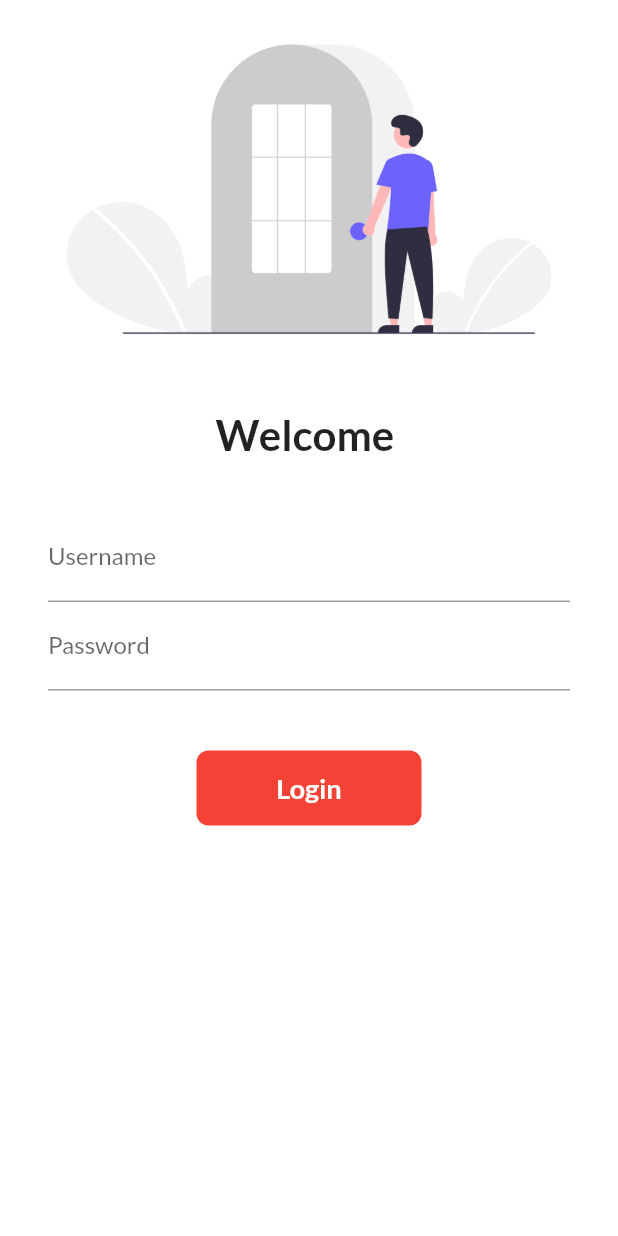
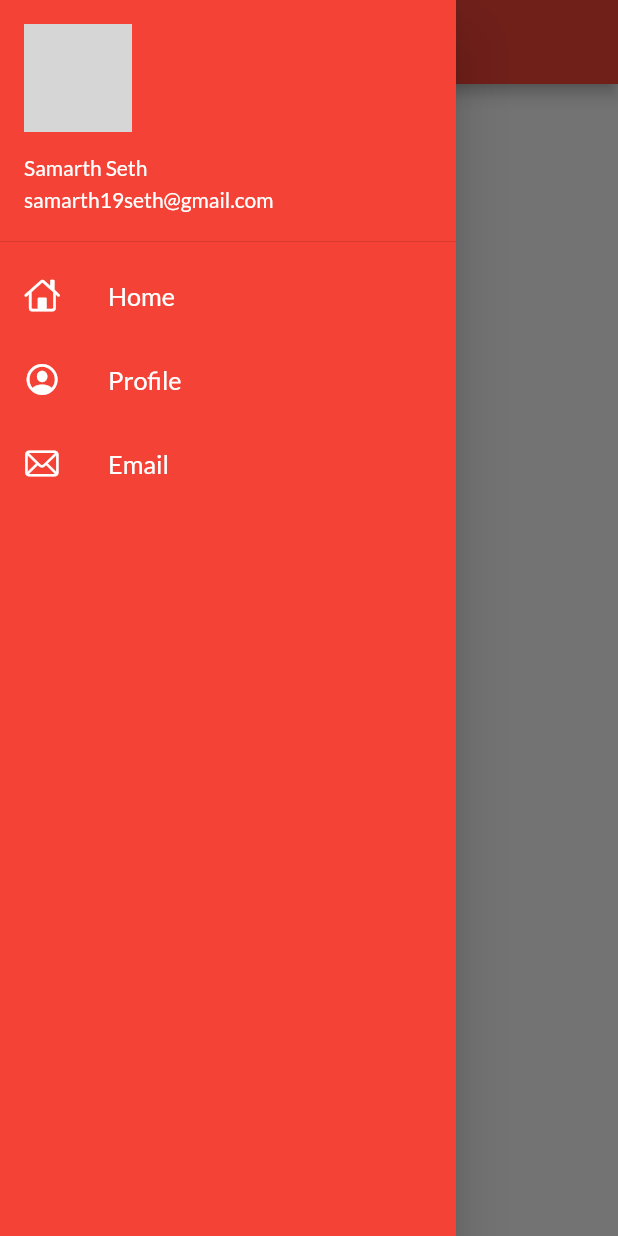
Before and after one commit to SamarthSeth/30daysofFlutter, a Flutter app: the screen it shows after launch, with the side drawer open (before the commit the screen has no drawer), on a phone screen of 412 x 824 dp. Run offline on Flutter 3.47's test engine with Material 2 defaults, Android fonts, the phone set to English and light mode, and no system bars; our stand-ins replace google_fonts; network calls fail; grey boxes are pictures that could not be loaded.

Commit message:
Day 9 Completed

```diff
--- a/lib/Pages/homepage.dart
+++ b/lib/Pages/homepage.dart
@@ -1,4 +1,5 @@
 import 'package:flutter/material.dart';
+import 'package:myapp/widgets/drawer.dart';
 
 class HomePage extends StatelessWidget {
 // const HomePage({Key? key}) : super(key: key);
@@ -9,14 +10,14 @@ class HomePage extends StatelessWidget {
   Widget build(BuildContext context) {
     return Scaffold(
       appBar: AppBar(
-        title: Text("MyApp"),
+        title: const Text("MyApp"),
       ),
       body: Center(
         child: Container(
           child: Text("Hey, $name"),
         ),
       ),
-      drawer: Drawer(),
+      drawer:  AppDrawer(),
     );
   }
 }
--- a/lib/Pages/loginpage.dart
+++ b/lib/Pages/loginpage.dart
@@ -84,7 +84,7 @@ class _LoginPageState extends State<LoginPage> {
                         validator: (value) {
                           if (value!.isEmpty) {
                             return "Password cannot be empty ";
-                          } else if (value!.length < 8) {
+                          } else if (value.length < 8) {
                             return "Password must be atleast 8 characters long";
                           }
 
--- a/lib/main.dart
+++ b/lib/main.dart
@@ -19,7 +19,8 @@ class MyApp extends StatelessWidget {
         primarySwatch: Colors.red,
         fontFamily: GoogleFonts.lato().fontFamily,
       ),
-      darkTheme: ThemeData(brightness: Brightness.dark),
+      debugShowCheckedModeBanner: false ,
+      initialRoute: MyRoutes.homeRoute,
       routes: {
         "/": (context) => LoginPage(),
         MyRoutes.homeRoute: (context) => HomePage(),
--- /dev/null
+++ b/lib/widgets/drawer.dart
@@ -0,0 +1,64 @@
+import 'package:flutter/cupertino.dart';
+import 'package:flutter/material.dart';
+
+class AppDrawer extends StatelessWidget {
+  //const AppDrawer({ Key? key }) : super(key: key);
+
+  @override
+  Widget build(BuildContext context) {
+    const imageUrl =
+        "https://www.mintface.xyz/content/images/2021/08/QmTndiF423kjdXsNzsip1QQkBQqDuzDhJnGuJAXtv4XXiZ-1.png";
+    return Drawer(
+      child: Container(
+        color: Colors.red,
+        child: ListView(
+          children: const [
+            DrawerHeader(
+                padding: EdgeInsets.zero,
+                child: UserAccountsDrawerHeader(
+                  margin: EdgeInsets.zero,
+                  accountName: Text("Samarth Seth"),
+                  accountEmail: Text("samarth19seth@gmail.com"),
+                  currentAccountPicture: CircleAvatar(
+                    backgroundImage: NetworkImage(imageUrl),
+                  ),
+                )),
+            ListTile(
+              leading: Icon(
+                CupertinoIcons.home,
+                color: Colors.white,
+              ),
+              title: Text(
+                "Home",
+                textScaleFactor: 1.2,
+                style: TextStyle(color: Colors.white),
+              ),
+            ),
+            ListTile(
+              leading: Icon(
+                CupertinoIcons.profile_circled,
+                color: Colors.white,
+              ),
+              title: Text(
+                "Profile",
+                textScaleFactor: 1.2,
+                style: TextStyle(color: Colors.white),
+              ),
+            ),
+            ListTile(
+              leading: Icon(
+                CupertinoIcons.mail,
+                color: Colors.white,
+              ),
+              title: Text(
+                "Email",
+                textScaleFactor: 1.2,
+                style: TextStyle(color: Colors.white),
+              ),
+            )
+          ],
+        ),
+      ),
+    );
+  }
+}
```
